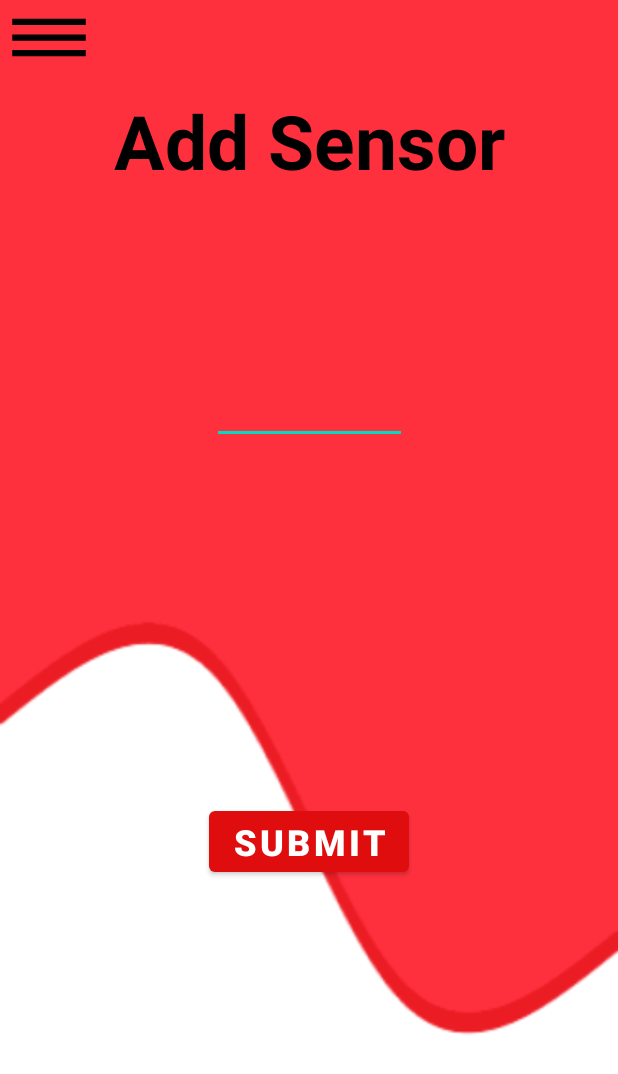
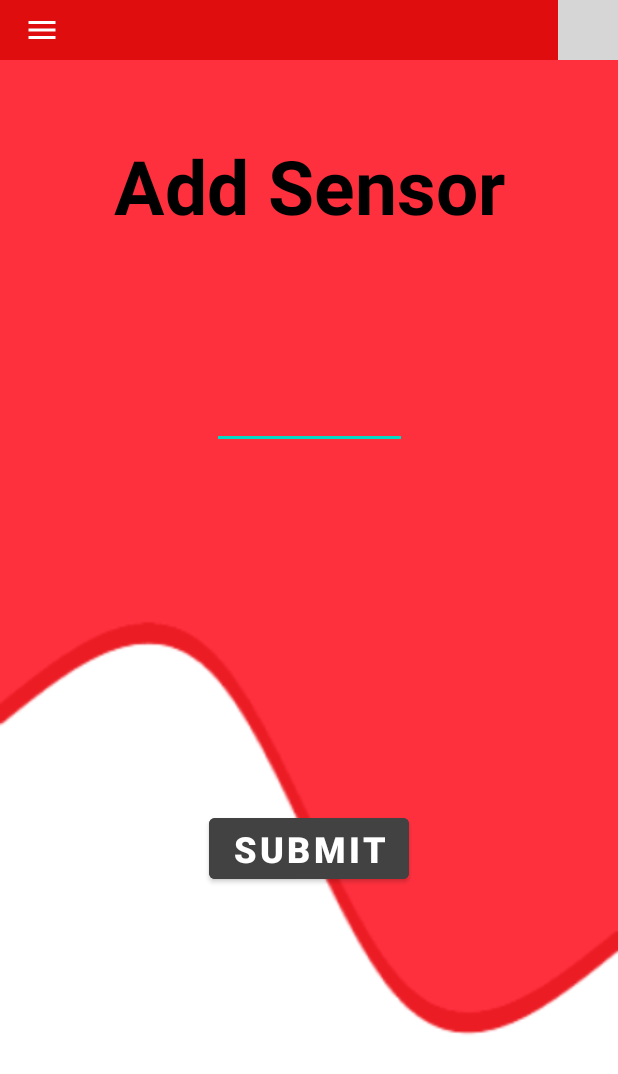
Before and after one commit to kaanakell/PicToGraph, an Android app: the SensorAddManuelActivity screen opened directly, with no data from a screen before it, on a phone screen of 412 x 824 dp. Shown: the top 1074 px of the screen. Run offline under Robolectric (Android 15) with nearby library versions, the phone set to English and light mode, and no system bars; our stand-ins replace data binding; grey boxes are pictures that could not be loaded.

Commit message:
Drawer Menu Added to Necessary Activities & It will be implemented to Alert Screen when it's available

```diff
--- a/app/src/main/java/com/eae/busbarar/presentation/SensorAddManuelActivity.kt
+++ b/app/src/main/java/com/eae/busbarar/presentation/SensorAddManuelActivity.kt
@@ -2,10 +2,12 @@ package com.eae.busbarar.presentation
 
 import android.content.Intent
 import android.os.Bundle
+import android.widget.Toast
 import androidx.appcompat.app.AppCompatActivity
 import androidx.core.view.ViewCompat
 import androidx.core.view.WindowInsetsCompat
 import androidx.core.view.WindowInsetsControllerCompat
+import com.eae.busbarar.R
 import com.eae.busbarar.databinding.ActivitySensorAddManuelBinding
 
 
@@ -21,6 +23,41 @@ class SensorAddManuelActivity: AppCompatActivity() {
             val intent = Intent(this, ChartActivity::class.java)
             startActivity(intent)
         }
+
+        binding.apply {
+
+            topAppBar?.setNavigationOnClickListener {
+                drawerLayout.open()
+            }
+
+            navView.setNavigationItemSelectedListener {
+                when(it.itemId) {
+                    R.id.firstItem -> {
+                        startActivity(Intent(this@SensorAddManuelActivity, OpenCameraActivity::class.java))
+                        Toast.makeText(this@SensorAddManuelActivity, "Menu Opened", Toast.LENGTH_SHORT).show()
+                    }
+                    R.id.secondItem -> {
+                        startActivity(Intent(this@SensorAddManuelActivity, CameraActivity::class.java))
+                        Toast.makeText(this@SensorAddManuelActivity, "Camera Opened", Toast.LENGTH_SHORT).show()
+                    }
+                    R.id.thirdItem -> {
+                        Toast.makeText(this@SensorAddManuelActivity, "Already Here", Toast.LENGTH_SHORT).show()
+                    }
+                    R.id.forthItem -> {
+                        startActivity(Intent(this@SensorAddManuelActivity, ChartActivity::class.java))
+                        Toast.makeText(this@SensorAddManuelActivity, "Chart Opened", Toast.LENGTH_SHORT).show()
+                    }
+                    R.id.fifthItem -> {
+                        //startActivity(Intent(this@ChartActivity, SensorAddManuelActivity::class.java))
+                        Toast.makeText(this@SensorAddManuelActivity, "Alert Screen Opened", Toast.LENGTH_SHORT).show()
+                    }
+                }
+                it.isChecked = true
+                drawerLayout.close()
+                true
+            }
+        }
+
         supportActionBar?.hide()
         hideSystemNavigationBars()
     }
--- a/app/src/main/res/layout-land/activity_sensor.xml
+++ b/app/src/main/res/layout-land/activity_sensor.xml
@@ -44,6 +44,7 @@
                         app:titleCentered="true"
                         app:titleTextColor="@color/white"
                         app:navigationIcon="@drawable/ic_baseline_menu_24"
+                        app:navigationIconTint="@color/white"
                         />
 
                 </com.google.android.material.appbar.AppBarLayout>
--- a/app/src/main/res/layout-land/activity_sensor_add_manuel.xml
+++ b/app/src/main/res/layout-land/activity_sensor_add_manuel.xml
@@ -8,50 +8,32 @@
 
     </data>
 
-    <androidx.constraintlayout.widget.ConstraintLayout
+    <androidx.drawerlayout.widget.DrawerLayout
+        android:id="@+id/drawerLayout"
         android:layout_width="match_parent"
         android:layout_height="match_parent"
-        android:background="@drawable/background">
+        tools:openDrawer="start"
+        >
+
 
         <androidx.constraintlayout.widget.ConstraintLayout
-            android:id="@+id/constraintLayout5"
             android:layout_width="match_parent"
-            android:layout_height="wrap_content"
-            app:layout_constraintEnd_toEndOf="parent"
-            app:layout_constraintStart_toStartOf="parent"
-            app:layout_constraintTop_toTopOf="parent">
+            android:layout_height="match_parent"
+            android:background="@drawable/background">
 
             <TextView
+                android:id="@+id/textView"
                 android:layout_width="wrap_content"
                 android:layout_height="wrap_content"
-                android:layout_marginTop="60dp"
+                android:layout_marginTop="24dp"
                 android:text="@string/add_sensor"
                 android:textAlignment="center"
                 android:textColor="@color/black"
                 android:textSize="50sp"
                 android:textStyle="bold"
-                app:layout_constraintBottom_toBottomOf="parent"
                 app:layout_constraintEnd_toEndOf="parent"
                 app:layout_constraintStart_toStartOf="parent"
-                app:layout_constraintTop_toTopOf="parent" />
-
-            <ImageButton
-                android:id="@+id/imageButton"
-                android:layout_width="65dp"
-                android:layout_height="50dp"
-                android:background="@drawable/ic_baseline_menu_24"
-                app:layout_constraintStart_toStartOf="parent"
-                app:layout_constraintTop_toTopOf="parent" />
-
-        </androidx.constraintlayout.widget.ConstraintLayout>
-
-        <androidx.constraintlayout.widget.ConstraintLayout
-            android:layout_width="match_parent"
-            android:layout_height="250dp"
-            app:layout_constraintBottom_toBottomOf="parent"
-            app:layout_constraintEnd_toEndOf="parent"
-            app:layout_constraintStart_toStartOf="parent"
-            app:layout_constraintTop_toBottomOf="@+id/constraintLayout5">
+                app:layout_constraintTop_toBottomOf="@+id/imageView2" />
 
             <EditText
                 android:id="@+id/input_text"
@@ -62,9 +44,10 @@
                 android:textAlignment="center"
                 android:textSize="45sp"
                 android:textStyle="normal"
+                android:layout_marginTop="24dp"
                 app:layout_constraintEnd_toEndOf="parent"
                 app:layout_constraintStart_toStartOf="parent"
-                app:layout_constraintTop_toTopOf="parent" />
+                app:layout_constraintTop_toBottomOf="@+id/textView" />
 
             <Button
                 android:id="@+id/submit"
@@ -73,15 +56,71 @@
                 android:text="@string/submit"
                 android:textSize="24sp"
                 android:textStyle="bold"
-                app:layout_constraintBottom_toBottomOf="parent"
+                android:backgroundTint="@color/cardview_dark_background"
+                android:layout_marginTop="24dp"
                 app:layout_constraintEnd_toEndOf="parent"
                 app:layout_constraintStart_toStartOf="parent"
                 app:layout_constraintTop_toBottomOf="@+id/input_text" />
 
+            <androidx.coordinatorlayout.widget.CoordinatorLayout
+                android:id="@+id/coordinator_layout"
+                android:layout_width="match_parent"
+                android:layout_height="match_parent"
+                android:fitsSystemWindows="true"
+                app:layout_constraintBottom_toBottomOf="parent"
+                app:layout_constraintEnd_toEndOf="parent"
+                app:layout_constraintStart_toStartOf="parent"
+                app:layout_constraintTop_toTopOf="parent">
+
+
+                <com.google.android.material.appbar.AppBarLayout
+                    style="@style/Widget.MaterialComponents.AppBarLayout.PrimarySurface"
+                    android:layout_width="match_parent"
+                    android:layout_height="wrap_content"
+                    android:fitsSystemWindows="true"
+                    app:liftOnScroll="true">
+
+                    <com.google.android.material.appbar.MaterialToolbar
+                        android:id="@+id/topAppBar"
+                        style="@style/Widget.MaterialComponents.AppBarLayout.PrimarySurface"
+                        android:layout_width="match_parent"
+                        android:layout_height="40dp"
+                        android:elevation="0dp"
+                        app:navigationIcon="@drawable/ic_baseline_menu_24"
+                        app:navigationIconTint="@color/white"
+                        app:titleCentered="true"
+                        app:titleTextColor="@color/white" />
+
+                </com.google.android.material.appbar.AppBarLayout>
+
+            </androidx.coordinatorlayout.widget.CoordinatorLayout>
+
+
+            <ImageView
+                android:id="@+id/imageView2"
+                android:layout_width="40dp"
+                android:layout_height="40dp"
+                android:layout_gravity="end"
+                android:elevation="0dp"
+                android:src="@drawable/applogo"
+                app:layout_constraintEnd_toEndOf="parent"
+                app:layout_constraintTop_toTopOf="parent" />
 
         </androidx.constraintlayout.widget.ConstraintLayout>
 
-    </androidx.constraintlayout.widget.ConstraintLayout>
+
+        <com.google.android.material.navigation.NavigationView
+            android:id="@+id/navView"
+            android:layout_width="wrap_content"
+            android:layout_height="match_parent"
+            android:layout_gravity="start"
+            android:fitsSystemWindows="true"
+            app:headerLayout="@layout/nav_header"
+            app:menu="@menu/nav_menu" />
+
+    </androidx.drawerlayout.widget.DrawerLayout>
+
+
 
 
 </layout>
--- a/app/src/main/res/layout/activity_sensor_add_manuel.xml
+++ b/app/src/main/res/layout/activity_sensor_add_manuel.xml
@@ -8,64 +8,45 @@
 
     </data>
 
-    <androidx.constraintlayout.widget.ConstraintLayout
+    <androidx.drawerlayout.widget.DrawerLayout
+        android:id="@+id/drawerLayout"
         android:layout_width="match_parent"
         android:layout_height="match_parent"
-        android:background="@drawable/background">
+        tools:openDrawer="start">
+
 
         <androidx.constraintlayout.widget.ConstraintLayout
-            android:id="@+id/constraintLayout5"
             android:layout_width="match_parent"
-            android:layout_height="wrap_content"
-            app:layout_constraintEnd_toEndOf="parent"
-            app:layout_constraintStart_toStartOf="parent"
-            app:layout_constraintTop_toTopOf="parent">
+            android:layout_height="match_parent"
+            android:background="@drawable/background">
 
             <TextView
+                android:id="@+id/textView"
                 android:layout_width="wrap_content"
                 android:layout_height="wrap_content"
-                android:layout_marginTop="60dp"
+                android:layout_marginTop="50dp"
                 android:text="@string/add_sensor"
                 android:textAlignment="center"
                 android:textColor="@color/black"
                 android:textSize="50sp"
                 android:textStyle="bold"
-                app:layout_constraintBottom_toBottomOf="parent"
                 app:layout_constraintEnd_toEndOf="parent"
                 app:layout_constraintStart_toStartOf="parent"
-                app:layout_constraintTop_toTopOf="parent" />
-
-            <ImageButton
-                android:id="@+id/imageButton"
-                android:layout_width="65dp"
-                android:layout_height="50dp"
-                android:background="@drawable/ic_baseline_menu_24"
-                app:layout_constraintStart_toStartOf="parent"
-                app:layout_constraintTop_toTopOf="parent" />
-
-        </androidx.constraintlayout.widget.ConstraintLayout>
-
-        <androidx.constraintlayout.widget.ConstraintLayout
-            android:layout_width="match_parent"
-            android:layout_height="700dp"
-            app:layout_constraintBottom_toBottomOf="parent"
-            app:layout_constraintEnd_toEndOf="parent"
-            app:layout_constraintStart_toStartOf="parent"
-            app:layout_constraintTop_toBottomOf="@+id/constraintLayout5">
+                app:layout_constraintTop_toBottomOf="@+id/imageView2" />
 
             <EditText
                 android:id="@+id/input_text"
                 android:layout_width="130dp"
                 android:layout_height="70dp"
-                android:layout_marginTop="100dp"
                 android:autofillHints=""
                 android:inputType="number"
                 android:textAlignment="center"
                 android:textSize="45sp"
                 android:textStyle="normal"
+                android:layout_marginTop="72dp"
                 app:layout_constraintEnd_toEndOf="parent"
                 app:layout_constraintStart_toStartOf="parent"
-                app:layout_constraintTop_toTopOf="parent" />
+                app:layout_constraintTop_toBottomOf="@+id/textView" />
 
             <Button
                 android:id="@+id/submit"
@@ -74,15 +55,71 @@
                 android:text="@string/submit"
                 android:textSize="24sp"
                 android:textStyle="bold"
-                app:layout_constraintBottom_toBottomOf="parent"
+                android:backgroundTint="@color/cardview_dark_background"
+                android:layout_marginTop="240dp"
                 app:layout_constraintEnd_toEndOf="parent"
                 app:layout_constraintStart_toStartOf="parent"
                 app:layout_constraintTop_toBottomOf="@+id/input_text" />
 
+            <androidx.coordinatorlayout.widget.CoordinatorLayout
+                android:id="@+id/coordinator_layout"
+                android:layout_width="match_parent"
+                android:layout_height="match_parent"
+                android:fitsSystemWindows="true"
+                app:layout_constraintBottom_toBottomOf="parent"
+                app:layout_constraintEnd_toEndOf="parent"
+                app:layout_constraintStart_toStartOf="parent"
+                app:layout_constraintTop_toTopOf="parent">
+
+
+                <com.google.android.material.appbar.AppBarLayout
+                    style="@style/Widget.MaterialComponents.AppBarLayout.PrimarySurface"
+                    android:layout_width="match_parent"
+                    android:layout_height="wrap_content"
+                    android:fitsSystemWindows="true"
+                    app:liftOnScroll="true">
+
+                    <com.google.android.material.appbar.MaterialToolbar
+                        android:id="@+id/topAppBar"
+                        style="@style/Widget.MaterialComponents.AppBarLayout.PrimarySurface"
+                        android:layout_width="match_parent"
+                        android:layout_height="40dp"
+                        android:elevation="0dp"
+                        app:navigationIcon="@drawable/ic_baseline_menu_24"
+                        app:navigationIconTint="@color/white"
+                        app:titleCentered="true"
+                        app:titleTextColor="@color/white" />
+
+                </com.google.android.material.appbar.AppBarLayout>
+
+            </androidx.coordinatorlayout.widget.CoordinatorLayout>
+
+
+            <ImageView
+                android:id="@+id/imageView2"
+                android:layout_width="40dp"
+                android:layout_height="40dp"
+                android:layout_gravity="end"
+                android:elevation="0dp"
+                android:src="@drawable/applogo"
+                app:layout_constraintEnd_toEndOf="parent"
+                app:layout_constraintTop_toTopOf="parent" />
 
         </androidx.constraintlayout.widget.ConstraintLayout>
 
-    </androidx.constraintlayout.widget.ConstraintLayout>
+
+        <com.google.android.material.navigation.NavigationView
+            android:id="@+id/navView"
+            android:layout_width="wrap_content"
+            android:layout_height="match_parent"
+            android:layout_gravity="start"
+            android:fitsSystemWindows="true"
+            app:headerLayout="@layout/nav_header"
+            app:menu="@menu/nav_menu" />
+
+    </androidx.drawerlayout.widget.DrawerLayout>
+
+
 
 
 </layout>
```
